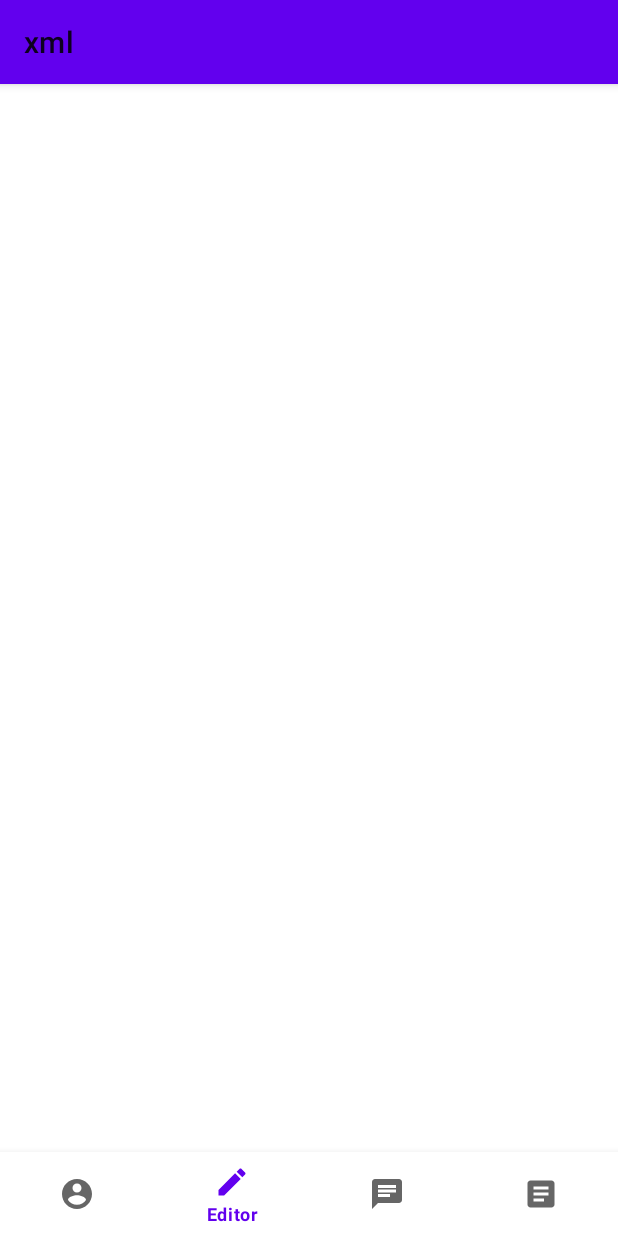
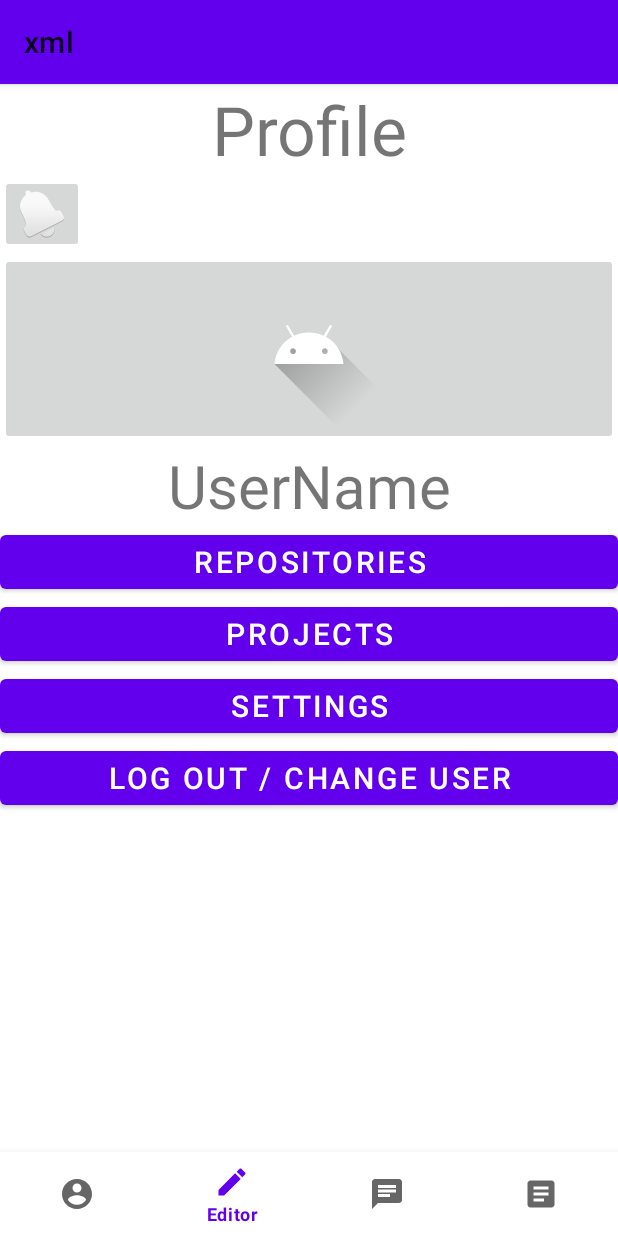
Before and after one commit to OSLL/practice20-reddit_client, an Android app: the screen it shows after launch (MainActivity), item 2 of the bottom bar chosen, on a phone screen of 412 x 824 dp. Run offline under Robolectric (Android 15) with nearby library versions, the phone set to English and light mode, and no system bars.

Commit message:
add profile page

```diff
--- a/app/src/main/res/layout/activity_main.xml
+++ b/app/src/main/res/layout/activity_main.xml
@@ -7,10 +7,100 @@
     tools:context=".MainActivity">
 
     <com.google.android.material.bottomnavigation.BottomNavigationView
-        android:layout_width="match_parent"
+        android:layout_width="wrap_content"
         android:layout_height="wrap_content"
         android:layout_alignParentBottom="true"
+        android:layout_centerHorizontal="true"
         android:layout_marginBottom="0dp"
-        android:layout_centerHorizontal="true"
         app:menu="@menu/profile_tag" />
+
+    <LinearLayout
+        android:layout_width="match_parent"
+        android:layout_height="match_parent"
+        android:orientation="vertical"
+        tools:context=".MainActivity">
+
+        <TextView
+            android:id="@+id/profile"
+            android:layout_width="match_parent"
+            android:layout_height="wrap_content"
+            android:text="Profile"
+            android:textAlignment="center"
+            android:textSize="45sp"
+            app:layout_constraintEnd_toEndOf="parent"
+            app:layout_constraintStart_toStartOf="parent"
+            app:layout_constraintTop_toTopOf="parent" />
+
+        <ImageButton
+            android:id="@+id/notifications"
+            android:layout_width="wrap_content"
+            android:layout_height="wrap_content"
+            app:layout_constraintEnd_toEndOf="parent"
+            app:layout_constraintTop_toTopOf="parent"
+            app:srcCompat="@android:drawable/ic_popup_reminder" />
+
+        <ImageButton
+            android:id="@+id/photo"
+            style="@android:style/Widget.DeviceDefault.Light.ImageButton"
+            android:layout_width="match_parent"
+            android:layout_height="wrap_content"
+            android:scaleType="center"
+            app:layout_constraintBottom_toBottomOf="@+id/username"
+            app:layout_constraintEnd_toEndOf="parent"
+            app:layout_constraintStart_toStartOf="parent"
+            app:layout_constraintTop_toTopOf="parent"
+            app:srcCompat="@drawable/ic_launcher_foreground" />
+
+        <TextView
+            android:id="@+id/username"
+            android:layout_width="match_parent"
+            android:layout_height="wrap_content"
+            android:text="UserName"
+            android:textAlignment="center"
+            android:textSize="40sp"
+            app:layout_constraintEnd_toEndOf="parent"
+            app:layout_constraintStart_toStartOf="parent" />
+
+        <Button
+            android:id="@+id/repositoriesbutton"
+            android:layout_width="match_parent"
+            android:layout_height="wrap_content"
+            android:text="Repositories"
+            android:textSize="20sp"
+            app:layout_constraintEnd_toEndOf="parent"
+            app:layout_constraintStart_toStartOf="parent"
+            tools:layout_editor_absoluteY="370dp" />
+
+        <Button
+            android:id="@+id/projectsbutton"
+            android:layout_width="match_parent"
+            android:layout_height="wrap_content"
+            android:text="Projects"
+            android:textSize="20sp"
+            app:layout_constraintEnd_toEndOf="parent"
+            app:layout_constraintStart_toStartOf="parent"
+            tools:layout_editor_absoluteY="446dp" />
+
+        <Button
+            android:id="@+id/settingsbutton"
+            android:layout_width="match_parent"
+            android:layout_height="wrap_content"
+            android:text="Settings"
+            android:textSize="20sp"
+            app:layout_constraintEnd_toEndOf="parent"
+            app:layout_constraintStart_toStartOf="parent"
+            tools:layout_editor_absoluteY="523dp" />
+
+        <Button
+            android:id="@+id/logbutton"
+            android:layout_width="match_parent"
+            android:layout_height="wrap_content"
+            android:text="Log out / Change user"
+            android:textSize="20sp"
+            app:layout_constraintEnd_toEndOf="parent"
+            app:layout_constraintStart_toStartOf="parent"
+            tools:layout_editor_absoluteY="598dp" />
+
+    </LinearLayout>
+
 </RelativeLayout>
--- a/build.gradle
+++ b/build.gradle
@@ -8,7 +8,7 @@ buildscript {
 
     }
     dependencies {
-        classpath 'com.android.tools.build:gradle:3.6.3'
+        classpath 'com.android.tools.build:gradle:4.0.0'
         classpath "org.jetbrains.kotlin:kotlin-gradle-plugin:$kotlin_version"
 
         // NOTE: Do not place your application dependencies here; they belong
```
Also changed, not shown: gradle/wrapper/gradle-wrapper.properties.
